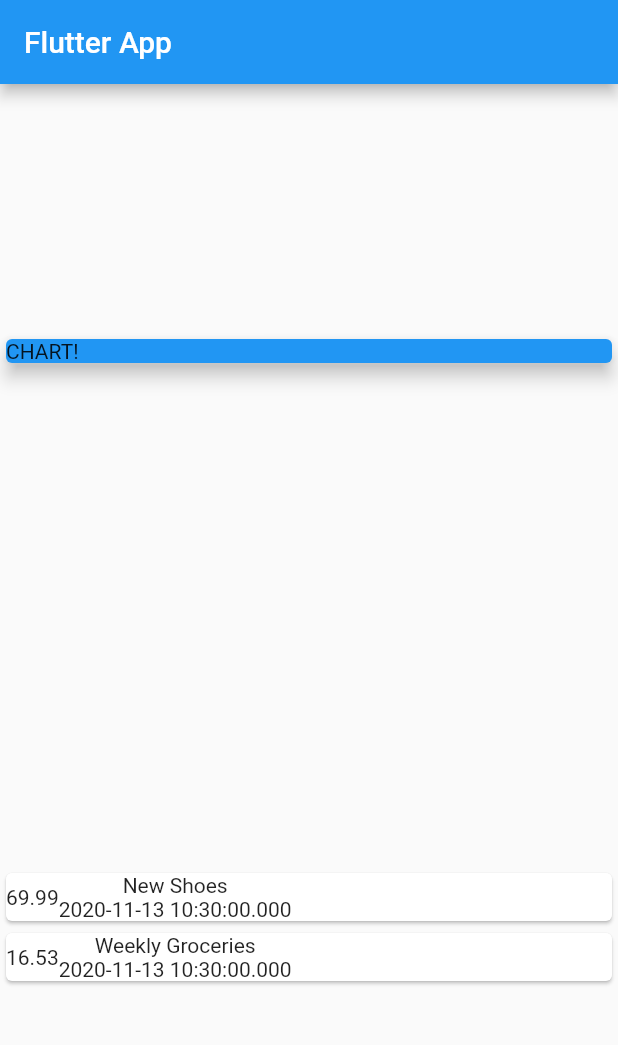
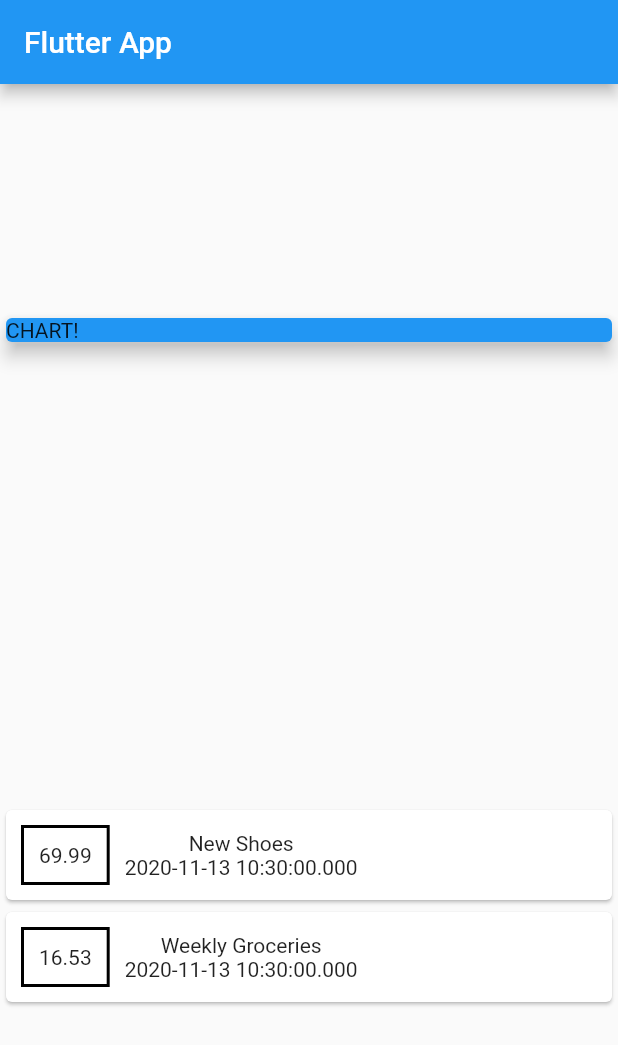
Before and after one commit to sahil1sk/Flutter-Expense-Calculator, a Flutter app: the screen it shows after launch, on a phone screen of 412 x 824 dp. Shown: the top 1045 px of the screen. Run offline on Flutter 3.47's test engine with Material 2 defaults, Android fonts, the phone set to English and light mode, and no system bars.

Commit message:
Styling a Container

```diff
--- a/lib/main.dart
+++ b/lib/main.dart
@@ -55,11 +55,23 @@ class MyHomePage extends StatelessWidget {
                   child: Row(
                     children: <Widget>[
                       Container(
+                        margin: EdgeInsets.symmetric(
+                          vertical: 10,
+                          horizontal: 10
+                        ),
+                        decoration: BoxDecoration(
+                          border: Border.all(
+                              color: Colors.black,
+                              width: 2,
+                            ),
+                        ),
+                        padding: EdgeInsets.all(10),
                         child: Text(
                             tx.amount.toString(),
                           ),
                       ),
-                      Column(children: <Widget>[
+                      Column(
+                        children: <Widget>[
                           Text(tx.title),
                           Text(
                             tx.date.toString(),
```
